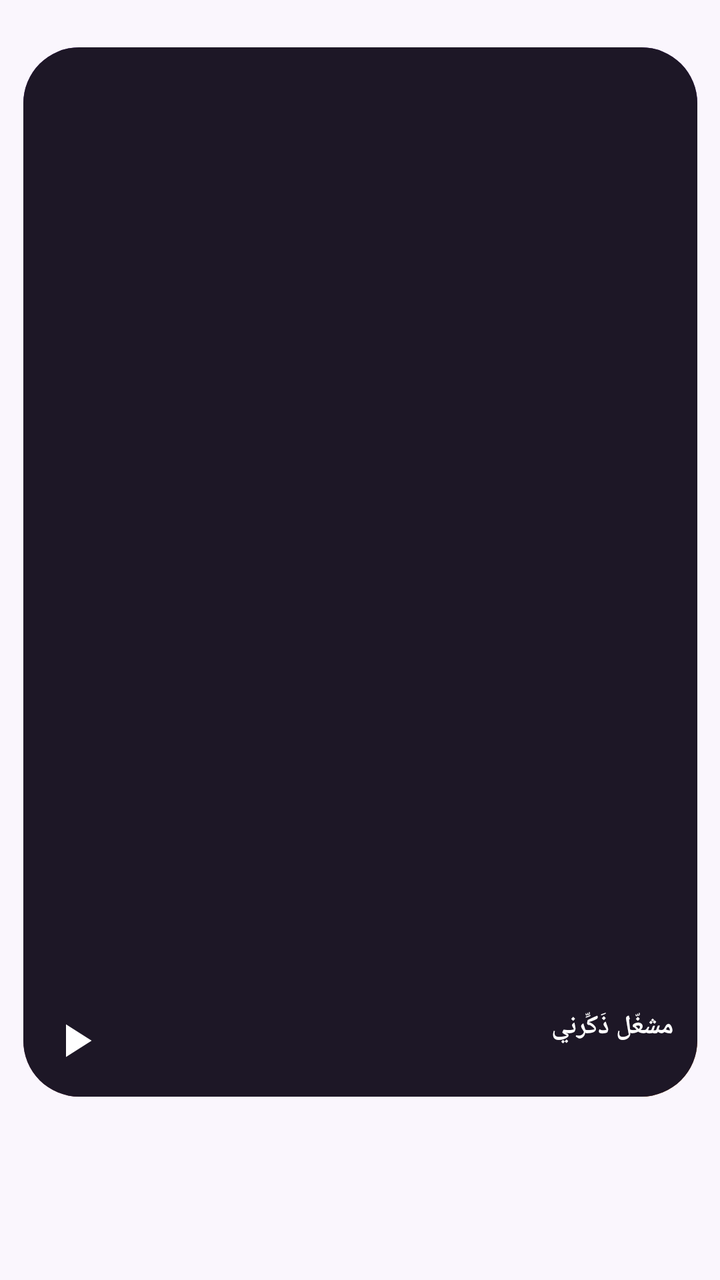
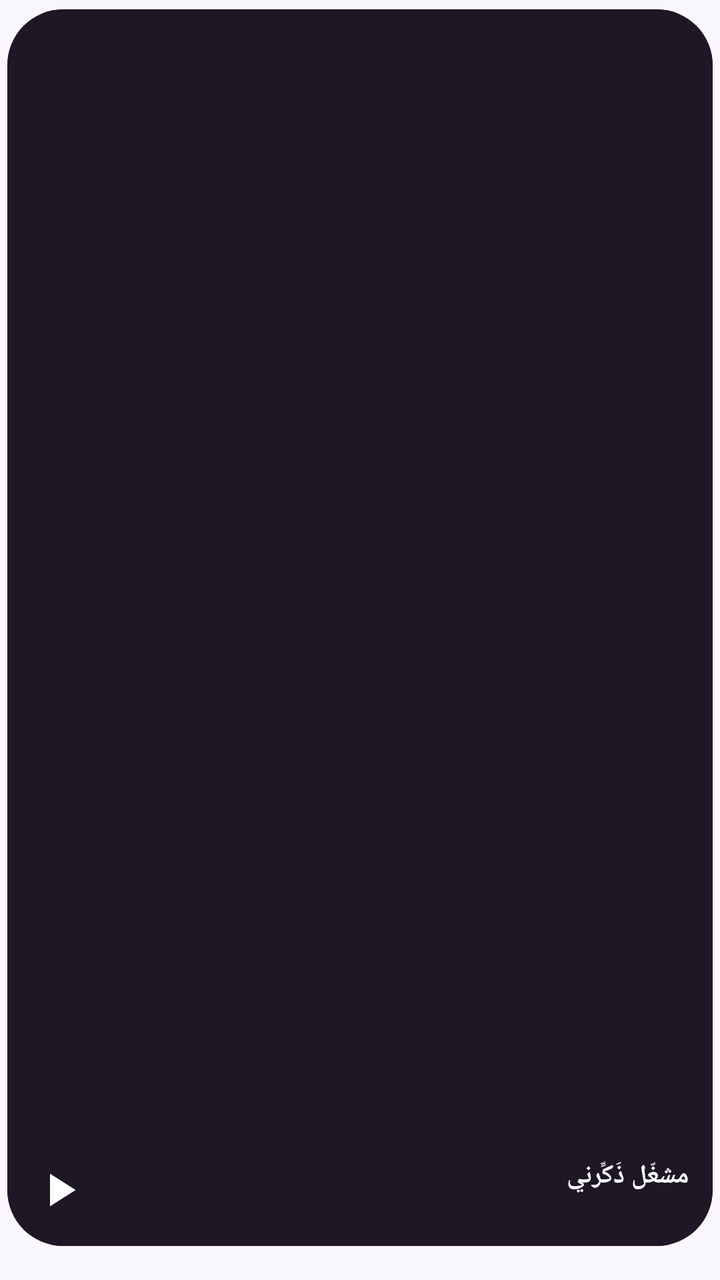

Before-and-after screenshots of an Android layout around one commit, followed by the original layout XML and the change that was made.
<!-- AndroidManifest.xml: application theme AppTheme -->
<!-- res/layout/widget_player_s.xml -->
<?xml version="1.0" encoding="utf-8"?>
<FrameLayout xmlns:android="http://schemas.android.com/apk/res/android" android:id="@+id/widget_root" android:layout_width="match_parent" android:layout_height="match_parent" android:layoutDirection="rtl">
    
    <LinearLayout android:layout_width="match_parent" android:layout_height="match_parent" android:orientation="vertical">
        <FrameLayout android:layout_width="match_parent" android:layout_height="0dp" android:layout_weight="37" />
        <LinearLayout android:layout_width="match_parent" android:layout_height="0dp" android:layout_weight="820" android:orientation="horizontal">
            <FrameLayout android:layout_width="0dp" android:layout_height="match_parent" android:layout_weight="32" />
            <FrameLayout android:id="@+id/p_box" android:layout_width="0dp" android:layout_height="match_parent" android:layout_weight="936">
                <ImageView android:id="@+id/wbg" android:layout_width="match_parent" android:layout_height="match_parent" android:clipToOutline="true" android:scaleType="fitXY" android:src="@drawable/wbg_grad_2" android:contentDescription="@null" />
                <ImageView android:id="@+id/wscrim" android:layout_width="match_parent" android:layout_height="match_parent" android:scaleType="fitXY" android:src="@drawable/wbg_dark_2" android:contentDescription="@null" />
                <ImageView android:id="@+id/p_art" android:layout_width="0dp" android:layout_height="0dp" android:visibility="gone" android:contentDescription="@null" />
                <ImageView android:id="@+id/p_prev" android:layout_width="0dp" android:layout_height="0dp" android:visibility="gone" android:contentDescription="@null" />
                <ImageView android:id="@+id/p_next" android:layout_width="0dp" android:layout_height="0dp" android:visibility="gone" android:contentDescription="@null" />
                <LinearLayout android:layout_width="match_parent" android:layout_height="wrap_content" android:layout_gravity="bottom" android:orientation="horizontal" android:gravity="center_vertical" android:paddingStart="12dp" android:paddingEnd="6dp" android:paddingBottom="8dp">
                <LinearLayout android:layout_width="0dp" android:layout_height="wrap_content" android:layout_weight="1" android:orientation="vertical">
                    <TextView android:id="@+id/p_title" android:layout_width="match_parent" android:layout_height="wrap_content" android:text="مشغّل ذَكِّرني" android:textColor="#FFFFFF" android:textSize="13dp" android:textStyle="bold" android:maxLines="1" android:ellipsize="end" />
                    <TextView android:id="@+id/p_artist" android:layout_width="match_parent" android:layout_height="wrap_content" android:textColor="#E6D6F5" android:textSize="10.5dp" android:maxLines="1" android:ellipsize="end" />
                    <TextView android:id="@+id/p_sleep" android:layout_width="wrap_content" android:layout_height="wrap_content" android:textColor="#FFB066" android:textSize="10dp" android:maxLines="1" android:visibility="gone" />
                </LinearLayout>
                <ImageView android:id="@+id/p_toggle" android:layout_width="40dp" android:layout_height="40dp" android:layout_marginStart="4dp" android:padding="6dp" android:src="@drawable/ic_p_play" android:scaleType="fitCenter" android:contentDescription="p_toggle" />
                </LinearLayout>
            </FrameLayout>
            <FrameLayout android:layout_width="0dp" android:layout_height="match_parent" android:layout_weight="32" />
        </LinearLayout>
        <FrameLayout android:layout_width="match_parent" android:layout_height="0dp" android:layout_weight="143" />
    </LinearLayout>
</FrameLayout>
<!-- resources referenced by this layout -->
<resources>
  <!-- drawable ic_p_play (drawable) -->
  <vector xmlns:android="http://schemas.android.com/apk/res/android" android:width="24dp" android:height="24dp" android:viewportWidth="24" android:viewportHeight="24">
      <path android:fillColor="#FFFFFFFF" android:pathData="M8,5v14l11,-7z"/>
  </vector>
  <!-- drawable wbg_dark_2 (drawable) -->
  <?xml version="1.0" encoding="utf-8"?>
  <shape xmlns:android="http://schemas.android.com/apk/res/android" android:shape="rectangle">
      <solid android:color="#1D1726" />
      <corners android:radius="28dp" />
  </shape>
  <!-- drawable wbg_grad_2 (drawable) -->
  <?xml version="1.0" encoding="utf-8"?>
  <shape xmlns:android="http://schemas.android.com/apk/res/android" android:shape="rectangle">
      <gradient android:angle="315" android:startColor="#7137A8" android:centerColor="#5A2690" android:endColor="#B04E0A" />
      <corners android:radius="28dp" />
  </shape>
  <style name="AppTheme" parent="@android:style/Theme.Material.Light.NoActionBar">
          <item name="android:windowBackground">@color/bg</item>
          <item name="android:statusBarColor">@color/bg</item>
          <item name="android:navigationBarColor">@color/bg</item>
          <item name="android:colorAccent">@color/orange</item>
          <item name="android:colorPrimary">@color/purple</item>
      </style>
  <color name="bg">#FAF6FD</color>
  <color name="orange">#F28A32</color>
  <color name="purple">#7137A8</color>
</resources>

<!-- the commit's change to res/layout/widget_player_s.xml (unified diff, before → after) -->
@@ -1,10 +1,10 @@
 <?xml version="1.0" encoding="utf-8"?>
-<FrameLayout xmlns:android="http://schemas.android.com/apk/res/android" android:id="@+id/widget_root" android:layout_width="match_parent" android:layout_height="match_parent" android:layoutDirection="rtl">
+<FrameLayout xmlns:android="http://schemas.android.com/apk/res/android" android:id="@+id/widget_root" android:layout_width="match_parent" android:layout_height="match_parent" android:layoutDirection="rtl" android:paddingStart="3.5dp" android:paddingEnd="3.5dp" android:paddingTop="4.5dp" android:paddingBottom="17dp">
     
     <LinearLayout android:layout_width="match_parent" android:layout_height="match_parent" android:orientation="vertical">
-        <FrameLayout android:layout_width="match_parent" android:layout_height="0dp" android:layout_weight="37" />
+        <FrameLayout android:layout_width="match_parent" android:layout_height="0dp" android:layout_weight="0" />
         <LinearLayout android:layout_width="match_parent" android:layout_height="0dp" android:layout_weight="820" android:orientation="horizontal">
-            <FrameLayout android:layout_width="0dp" android:layout_height="match_parent" android:layout_weight="32" />
+            <FrameLayout android:layout_width="0dp" android:layout_height="match_parent" android:layout_weight="0" />
             <FrameLayout android:id="@+id/p_box" android:layout_width="0dp" android:layout_height="match_parent" android:layout_weight="936">
                 <ImageView android:id="@+id/wbg" android:layout_width="match_parent" android:layout_height="match_parent" android:clipToOutline="true" android:scaleType="fitXY" android:src="@drawable/wbg_grad_2" android:contentDescription="@null" />
                 <ImageView android:id="@+id/wscrim" android:layout_width="match_parent" android:layout_height="match_parent" android:scaleType="fitXY" android:src="@drawable/wbg_dark_2" android:contentDescription="@null" />
@@ -20,8 +20,8 @@
                 <ImageView android:id="@+id/p_toggle" android:layout_width="40dp" android:layout_height="40dp" android:layout_marginStart="4dp" android:padding="6dp" android:src="@drawable/ic_p_play" android:scaleType="fitCenter" android:contentDescription="p_toggle" />
                 </LinearLayout>
             </FrameLayout>
-            <FrameLayout android:layout_width="0dp" android:layout_height="match_parent" android:layout_weight="32" />
+            <FrameLayout android:layout_width="0dp" android:layout_height="match_parent" android:layout_weight="0" />
         </LinearLayout>
-        <FrameLayout android:layout_width="match_parent" android:layout_height="0dp" android:layout_weight="143" />
+        <FrameLayout android:layout_width="match_parent" android:layout_height="0dp" android:layout_weight="0" />
     </LinearLayout>
 </FrameLayout>
